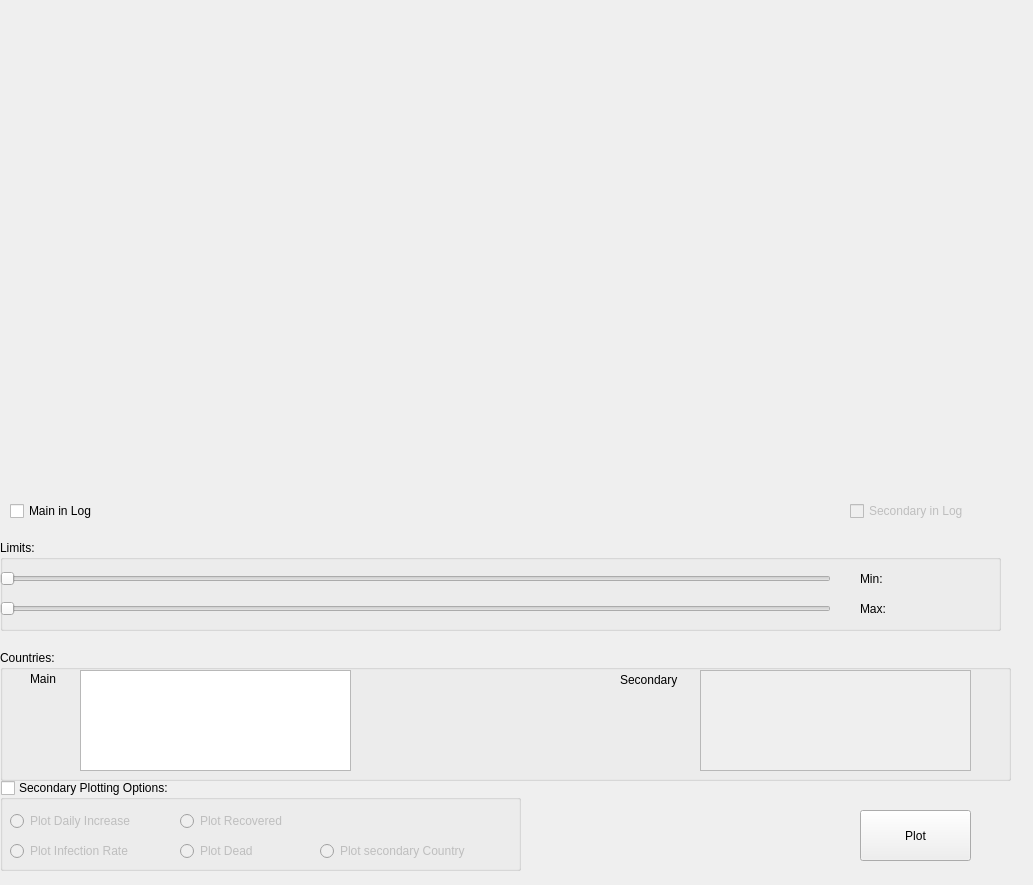
Old version of the form corona-stats.ui in the repository arne48/corona-stats.
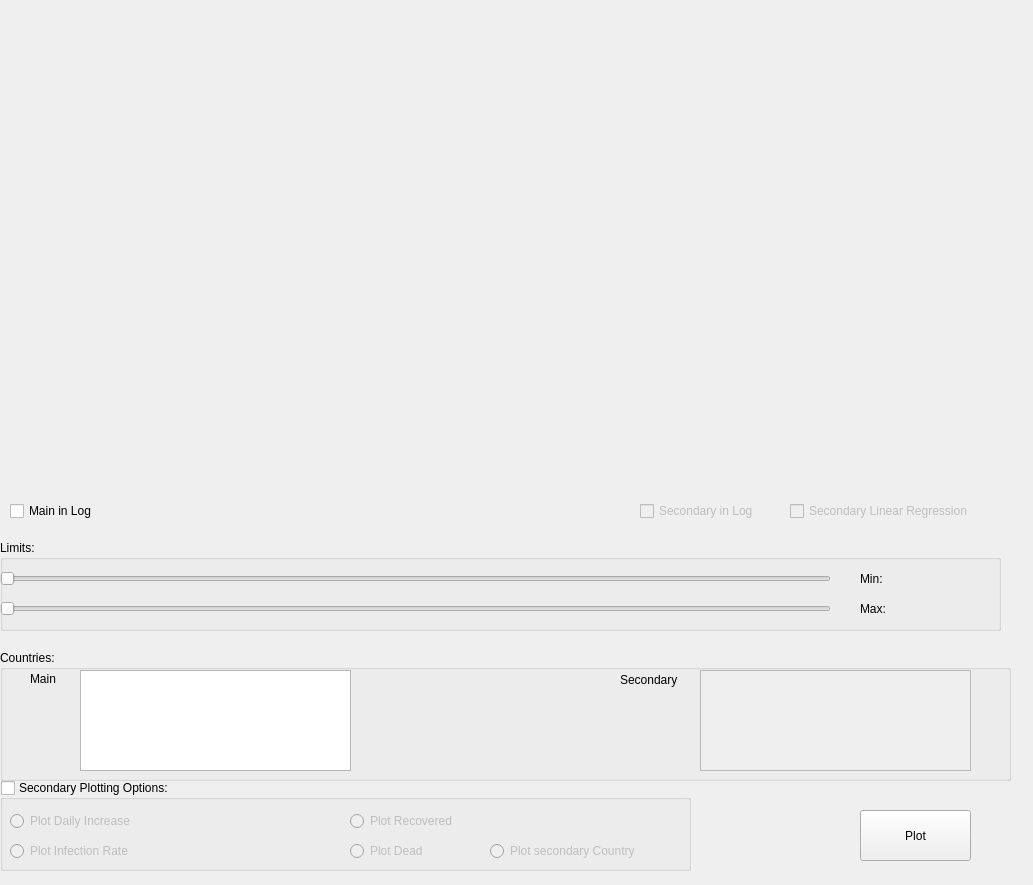
New version of the form.

Diff of the .ui file:
```diff
--- a/corona-stats.ui
+++ b/corona-stats.ui
@@ -172,7 +172,7 @@
     <rect>
      <x>0</x>
      <y>780</y>
-     <width>521</width>
+     <width>691</width>
      <height>91</height>
     </rect>
    </property>
@@ -217,7 +217,7 @@
    <widget class="QRadioButton" name="tgl_plot_recov">
     <property name="geometry">
      <rect>
-      <x>180</x>
+      <x>350</x>
       <y>30</y>
       <width>141</width>
       <height>22</height>
@@ -230,7 +230,7 @@
    <widget class="QRadioButton" name="tgl_plot_dead">
     <property name="geometry">
      <rect>
-      <x>180</x>
+      <x>350</x>
       <y>60</y>
       <width>101</width>
       <height>22</height>
@@ -243,7 +243,7 @@
    <widget class="QRadioButton" name="tgl_compare_countries">
     <property name="geometry">
      <rect>
-      <x>320</x>
+      <x>490</x>
       <y>60</y>
       <width>181</width>
       <height>22</height>
@@ -279,7 +279,7 @@
    </property>
    <property name="geometry">
     <rect>
-     <x>850</x>
+     <x>640</x>
      <y>500</y>
      <width>151</width>
      <height>22</height>
@@ -302,6 +302,22 @@
     <string>Plot</string>
    </property>
   </widget>
+  <widget class="QCheckBox" name="chk_second_lin_reg">
+   <property name="enabled">
+    <bool>false</bool>
+   </property>
+   <property name="geometry">
+    <rect>
+     <x>790</x>
+     <y>500</y>
+     <width>221</width>
+     <height>22</height>
+    </rect>
+   </property>
+   <property name="text">
+    <string>Secondary Linear Regression</string>
+   </property>
+  </widget>
  </widget>
  <resources/>
  <connections/>
```
Left out of the diff: 6 changed lines with no effect on the pictures.
